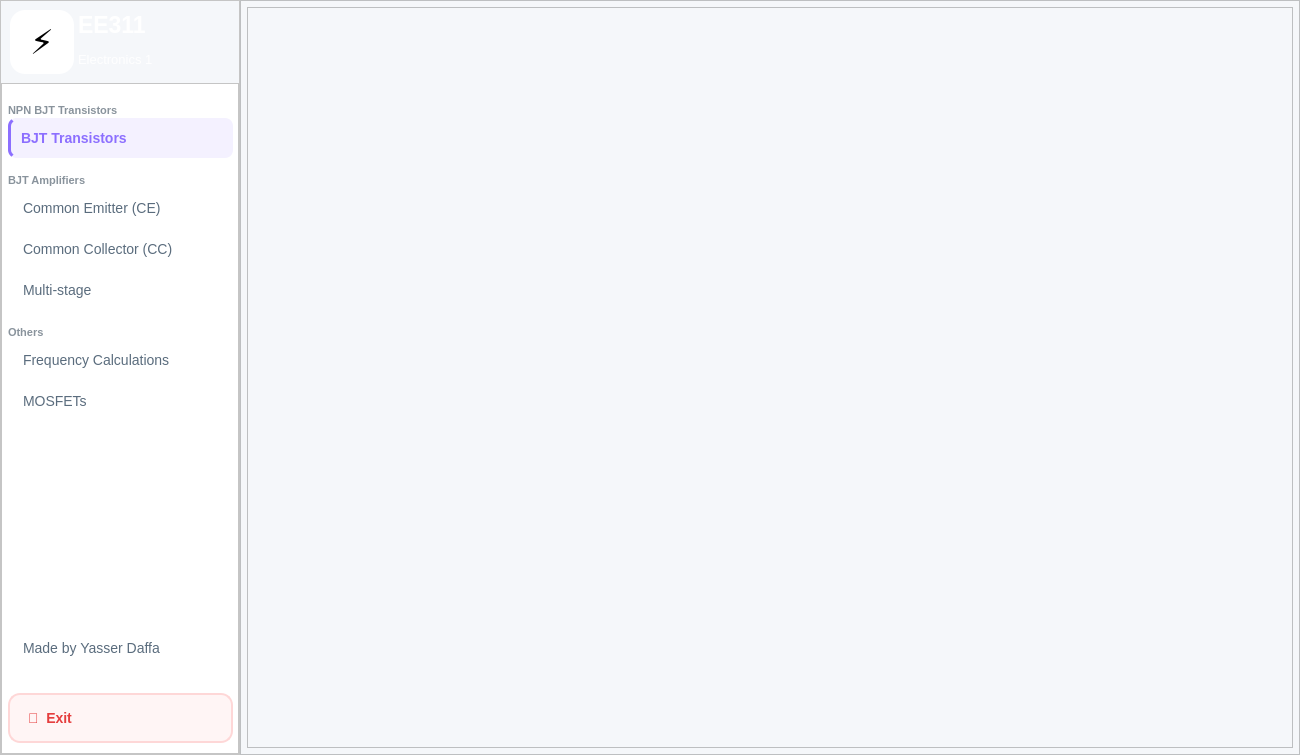
The window that ui/main_dashboard.ui (Yasser-Daffa/ee311-transistor-calc) describes before a commit, drawn with Qt 5.
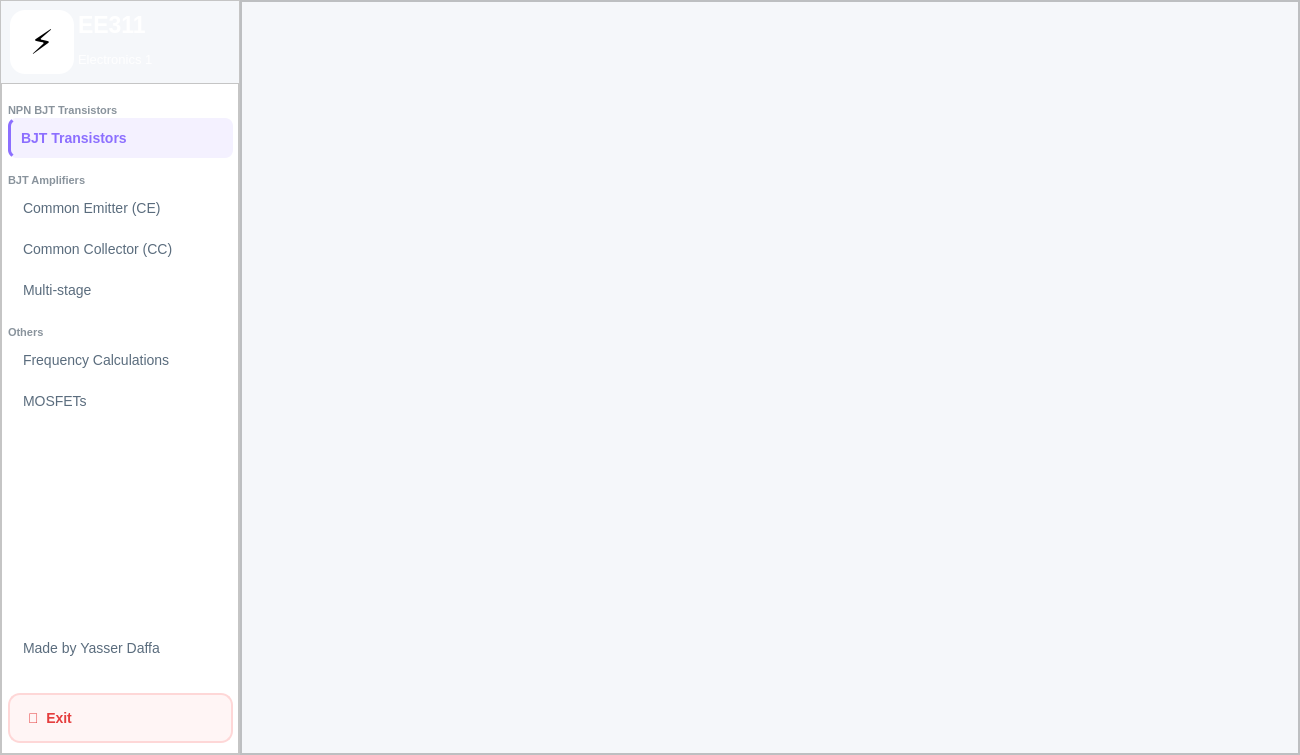
The same window after the commit.

```diff
--- a/ui/main_dashboard.ui
+++ b/ui/main_dashboard.ui
@@ -810,17 +810,20 @@
           <enum>QFrame::Shadow::Raised</enum>
          </property>
          <layout class="QVBoxLayout" name="verticalLayout_3">
+          <property name="spacing">
+           <number>0</number>
+          </property>
           <property name="leftMargin">
-           <number>6</number>
+           <number>0</number>
           </property>
           <property name="topMargin">
-           <number>6</number>
+           <number>0</number>
           </property>
           <property name="rightMargin">
-           <number>6</number>
+           <number>0</number>
           </property>
           <property name="bottomMargin">
-           <number>6</number>
+           <number>0</number>
           </property>
           <item>
            <widget class="QScrollArea" name="scrollArea">
@@ -922,11 +925,26 @@
               <rect>
                <x>0</x>
                <y>0</y>
-               <width>1044</width>
-               <height>739</height>
+               <width>1056</width>
+               <height>751</height>
               </rect>
              </property>
              <layout class="QVBoxLayout" name="verticalLayout_4">
+              <property name="spacing">
+               <number>0</number>
+              </property>
+              <property name="leftMargin">
+               <number>0</number>
+              </property>
+              <property name="topMargin">
+               <number>0</number>
+              </property>
+              <property name="rightMargin">
+               <number>0</number>
+              </property>
+              <property name="bottomMargin">
+               <number>0</number>
+              </property>
               <item>
                <widget class="QStackedWidget" name="stackedWidget">
                 <property name="currentIndex">
```
